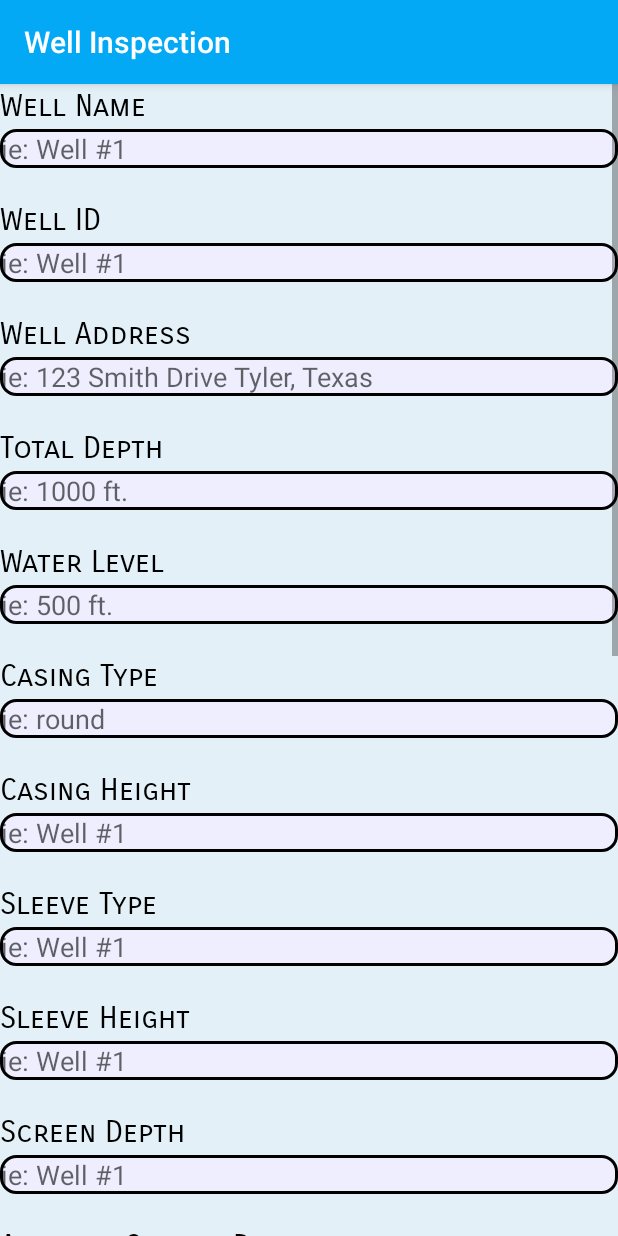
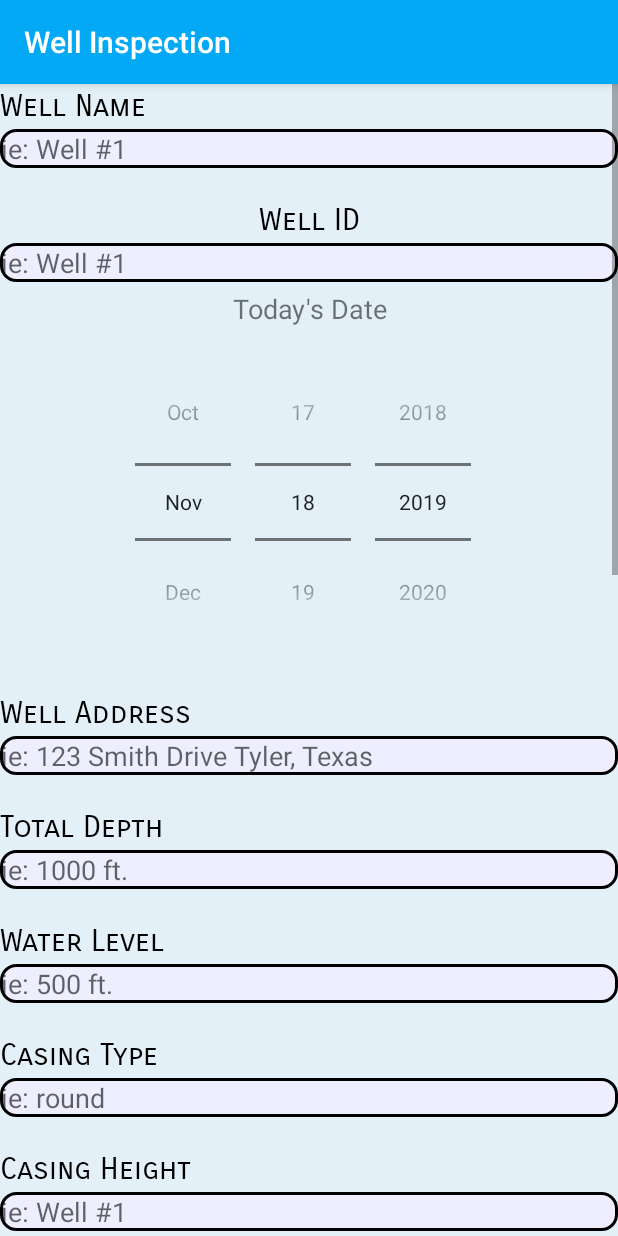
Before and after one commit to octagonalsquare/WellInformed, an Android app: the wellInspection screen opened directly, with no data from a screen before it, on a phone screen of 412 x 824 dp. Run offline under Robolectric (Android 15) with nearby library versions, the phone set to English and light mode, and no system bars; our stand-ins replace Firebase (no records; nobody signed in at launch, a user with empty details on screens opened directly); 3 statements that could not run were skipped.

```diff
--- a/app/src/main/java/com/example/wellinformed2/AddWellActivity.java
+++ b/app/src/main/java/com/example/wellinformed2/AddWellActivity.java
@@ -112,7 +112,7 @@ public class AddWellActivity extends AppCompatActivity implements View.OnClickLi
         }
 
         String key = drillerName + ":" + wellName;
-        Well newWell = new Well(wellName, latitude, longitude, wellStatus, address, wellType, ownerName, dateEntered);
+        Well newWell = new Well(wellName, latitude, longitude, wellStatus, address, wellType, ownerName, dateEntered, drillerName);
         Map<String, Object> wellValues = newWell.ToMap();
 
         Map<String, Object> childUpdates = new HashMap<>();
--- a/app/src/main/java/com/example/wellinformed2/wellDetails.java
+++ b/app/src/main/java/com/example/wellinformed2/wellDetails.java
@@ -51,7 +51,11 @@ public class wellDetails extends AppCompatActivity {
     public boolean onOptionsItemSelected(MenuItem item) {
         switch (item.getItemId()) {
             case R.id.nav_inpection_report:
-                startActivity(new Intent(this, wellInspection.class));
+                Intent i = new Intent(this, wellDetails.class);
+                i.putExtra("Well Name", selectedWell.Name);
+                i.putExtra("Well ID", selectedWell.ID);
+                i.putExtra("Driller Name", selectedWell.DrillerName);
+                startActivity(i);
                 return true;
             default:
                 return super.onOptionsItemSelected(item);
--- a/app/src/main/java/com/example/wellinformed2/wellIndex.java
+++ b/app/src/main/java/com/example/wellinformed2/wellIndex.java
@@ -179,10 +179,11 @@ class Well implements Serializable
     public String Owner;
     public String Date;
     public String ID;
+    public String DrillerName;
 
     Well(){ }
 
-    Well(String name, String latitude, String longitude, String status, String address, String type, String owner, String date)
+    Well(String name, String latitude, String longitude, String status, String address, String type, String owner, String date, String drillerName)
     {
         Name = name;
         Latitude = latitude;
@@ -192,6 +193,7 @@ class Well implements Serializable
         Type = type;
         Owner = owner;
         Date = date;
+        DrillerName = drillerName;
     }
 
     Well(Map<String, Object> map)
--- a/app/src/main/res/layout/activity_well_inspection.xml
+++ b/app/src/main/res/layout/activity_well_inspection.xml
@@ -43,8 +43,8 @@
                 android:inputType="textPersonName"></EditText>
 
             <View
-            android:layout_width="match_parent"
-            android:layout_height="20dp"/>
+                android:layout_width="match_parent"
+                android:layout_height="20dp"/>
 
             <TextView
                 android:layout_width="match_parent"
@@ -55,6 +55,7 @@
                 android:fontFamily="sans-serif-smallcaps"
                 android:gravity="center_vertical"
                 android:text="Well ID"
+                android:textAlignment="center"
                 android:textAppearance="@style/TextAppearance.AppCompat.Medium"
                 android:textColor="@color/darkBackground"
                 android:textSize="20sp" />
@@ -66,6 +67,28 @@
                 android:background="@drawable/white_rounded_corner"
                 android:hint="ie: Well #1"
                 android:inputType="textPersonName"></EditText>
+
+            <TextView
+                android:id="@+id/txvDrillerLicenseExpirationDate"
+                android:layout_width="match_parent"
+                android:layout_height="30dp"
+                android:layout_margin="5dp"
+                android:layout_marginStart="5dp"
+                android:layout_marginLeft="5dp"
+                android:layout_marginTop="5dp"
+                android:layout_marginRight="5dp"
+                android:text="Today's Date"
+                android:textAlignment="center"
+                android:textSize="18sp"
+                android:typeface="normal" />
+
+            <DatePicker
+                android:id="@+id/WellInspectionTodaysDate"
+                android:layout_width="match_parent"
+                android:layout_height="wrap_content"
+                android:calendarViewShown="false"
+                android:datePickerMode="spinner"
+                android:background="@color/lightBackground"/>
 
             <View
                 android:layout_width="match_parent"
```
Also changed, not shown: app/src/main/java/com/example/wellinformed2/wellInspection.java (+55 -2 lines).
